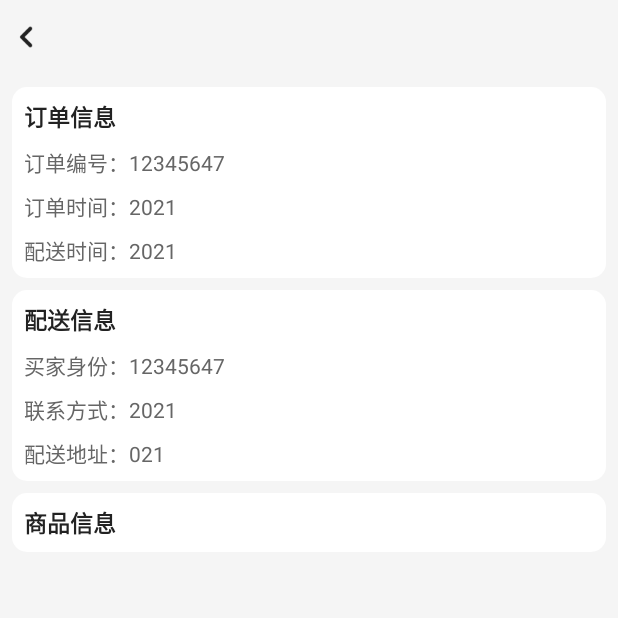
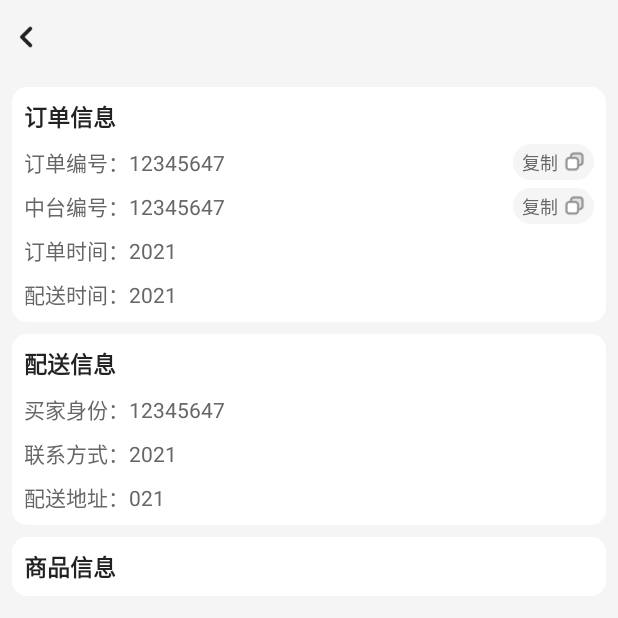
Before and after one commit to doudounihao/Pick, an Android app: the layout activity_third_detail.xml on its own in the app's theme, with its tools: preview values and no code run, on a phone screen of 412 x 824 dp. Shown: the top 618 px of the screen. Run offline under Robolectric (Android 15) with nearby library versions, the phone set to English and light mode, and no system bars.

Commit message:
功能优化

```diff
--- a/app/src/main/java/com/app/qqwpick/base/BaseActivity.kt
+++ b/app/src/main/java/com/app/qqwpick/base/BaseActivity.kt
@@ -1,5 +1,6 @@
 package com.app.qqwpick.base
 
+import android.content.Context
 import android.content.pm.ActivityInfo
 import android.os.Bundle
 import androidx.appcompat.app.AppCompatActivity
@@ -9,6 +10,7 @@ import com.hjq.toast.ToastUtils
 
 open class BaseActivity : AppCompatActivity() {
     private lateinit var mLoadingDialog: LoadingDialog
+    public lateinit var mContext: Context
 
     override fun onCreate(savedInstanceState: Bundle?) {
         super.onCreate(savedInstanceState)
@@ -17,6 +19,7 @@ open class BaseActivity : AppCompatActivity() {
         ActivityUtil.addActivity(this)
         StatusBarUtil.setTransparentForWindow(this)
         StatusBarUtil.setDarkMode(this)
+        mContext = this
     }
 
     override fun onDestroy() {
--- /dev/null
+++ b/app/src/main/res/drawable/round_conner_grey_bg_12.xml
@@ -0,0 +1,5 @@
+<?xml version="1.0" encoding="utf-8"?>
+<shape xmlns:android="http://schemas.android.com/apk/res/android">
+    <solid android:color="@color/f5" />
+    <corners android:radius="12dp" />
+</shape>
--- a/app/src/main/res/layout/activity_third_detail.xml
+++ b/app/src/main/res/layout/activity_third_detail.xml
@@ -67,12 +67,60 @@
                         android:layout_width="wrap_content"
                         android:layout_height="wrap_content"
                         android:layout_marginTop="@dimen/dp_10"
-                        android:text="@{@string/order_no+item.orderNo}"
+                        android:text="@{@string/order_no+item.channelOrderNo}"
                         android:textColor="@color/colorGray6"
                         android:textSize="14sp"
                         app:layout_constraintLeft_toLeftOf="@+id/tv_order_info"
                         app:layout_constraintTop_toBottomOf="@+id/tv_order_info"
                         tools:text="订单编号：12345647" />
+
+                    <TextView
+                        android:id="@+id/tv_order_no_copy"
+                        android:layout_width="54dp"
+                        android:layout_height="24dp"
+                        android:layout_marginStart="10dp"
+                        android:background="@drawable/round_conner_grey_bg_12"
+                        android:drawableRight="@mipmap/icon_copy_details"
+                        android:paddingStart="6dp"
+                        android:paddingTop="3dp"
+                        android:paddingEnd="6dp"
+                        android:paddingBottom="3dp"
+                        android:text="复制"
+                        android:textColor="@color/colorGray6"
+                        android:textSize="@dimen/sp_12"
+                        app:layout_constraintBottom_toBottomOf="@+id/tv_order_no"
+                        app:layout_constraintRight_toRightOf="parent"
+                        app:layout_constraintTop_toTopOf="@+id/tv_order_no" />
+
+                    <TextView
+                        android:id="@+id/tv_third_order_no"
+                        android:layout_width="wrap_content"
+                        android:layout_height="wrap_content"
+                        android:layout_marginTop="@dimen/dp_10"
+                        android:text="@{@string/third_no+item.orderNo}"
+                        android:textColor="@color/colorGray6"
+                        android:textSize="14sp"
+                        app:layout_constraintLeft_toLeftOf="@+id/tv_order_info"
+                        app:layout_constraintTop_toBottomOf="@+id/tv_order_no"
+                        tools:text="中台编号：12345647" />
+
+                    <TextView
+                        android:id="@+id/tv_third_order_no_copy"
+                        android:layout_width="54dp"
+                        android:layout_height="24dp"
+                        android:layout_marginStart="10dp"
+                        android:background="@drawable/round_conner_grey_bg_12"
+                        android:drawableRight="@mipmap/icon_copy_details"
+                        android:paddingStart="6dp"
+                        android:paddingTop="3dp"
+                        android:paddingEnd="6dp"
+                        android:paddingBottom="3dp"
+                        android:text="复制"
+                        android:textColor="@color/colorGray6"
+                        android:textSize="@dimen/sp_12"
+                        app:layout_constraintBottom_toBottomOf="@+id/tv_third_order_no"
+                        app:layout_constraintRight_toRightOf="parent"
+                        app:layout_constraintTop_toTopOf="@+id/tv_third_order_no" />
 
                     <TextView
                         android:id="@+id/tv_order_time"
@@ -83,7 +131,7 @@
                         android:textColor="@color/colorGray6"
                         android:textSize="14sp"
                         app:layout_constraintLeft_toLeftOf="@+id/tv_order_info"
-                        app:layout_constraintTop_toBottomOf="@+id/tv_order_no"
+                        app:layout_constraintTop_toBottomOf="@+id/tv_third_order_no"
                         tools:text="订单时间：2021" />
 
                     <TextView
--- a/app/src/main/res/layout/activity_third_search.xml
+++ b/app/src/main/res/layout/activity_third_search.xml
@@ -58,7 +58,7 @@
                     android:paddingTop="5dp"
                     android:paddingEnd="@dimen/dp_10"
                     android:paddingBottom="5dp"
-                    android:text="订单号"
+                    android:text="订单编号"
                     android:textColor="@color/colorGray6"
                     android:textSize="@dimen/sp_14" />
 
--- a/app/src/main/res/layout/item_order_finish.xml
+++ b/app/src/main/res/layout/item_order_finish.xml
@@ -55,7 +55,7 @@
             android:layout_height="wrap_content"
             android:layout_marginTop="@dimen/dp_16"
             android:layout_marginRight="@dimen/dp_10"
-            android:text="@{item.orderCreateTime}"
+            android:text="@{item.getSendTime}"
             android:textColor="@color/black22"
             android:textSize="16sp"
             app:layout_constraintRight_toRightOf="parent"
--- a/app/src/main/res/layout/item_third_order_send.xml
+++ b/app/src/main/res/layout/item_third_order_send.xml
@@ -153,12 +153,12 @@
             android:layout_height="wrap_content"
             android:layout_marginLeft="@dimen/dp_10"
             android:layout_marginTop="@dimen/dp_10"
-            android:text="@{@string/order_no+item.orderNo}"
+            android:text="@{@string/third_no+item.orderNo}"
             android:textColor="@color/colorGray6"
             android:textSize="@dimen/sp_14"
             app:layout_constraintLeft_toLeftOf="parent"
             app:layout_constraintTop_toBottomOf="@+id/tv_send_time_tip"
-            tools:text="订单编号：12345647" />
+            tools:text="中台编号：12345647" />
 
         <TextView
             android:id="@+id/tv_receive_address"
--- a/app/src/main/res/values/strings.xml
+++ b/app/src/main/res/values/strings.xml
@@ -23,6 +23,7 @@
     <string name="base_net_error">网络错误</string>
     <string name="base_net_error_click">网络错误，点击重试</string>
     <string name="order_no">订单编号：</string>
+    <string name="third_no">中台编号：</string>
     <string name="order_time">订单时间：</string>
     <string name="order_send_time">配送时间：</string>
     <string name="order_address">配送地址：</string>
```
Also changed, not shown: app/src/main/java/com/app/qqwpick/ui/home/ThirdDetailActivity.kt (+27 -1 lines), app/src/main/java/com/app/qqwpick/ui/home/ThirdSearchActivity.kt (+20 -19 lines), app/src/main/res/mipmap-xhdpi/icon_copy_details.png (added).
